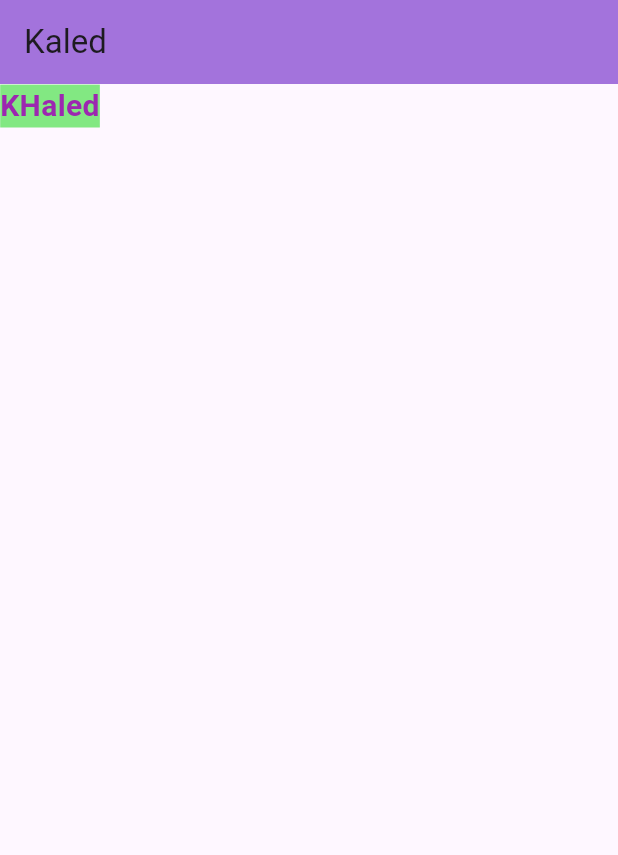
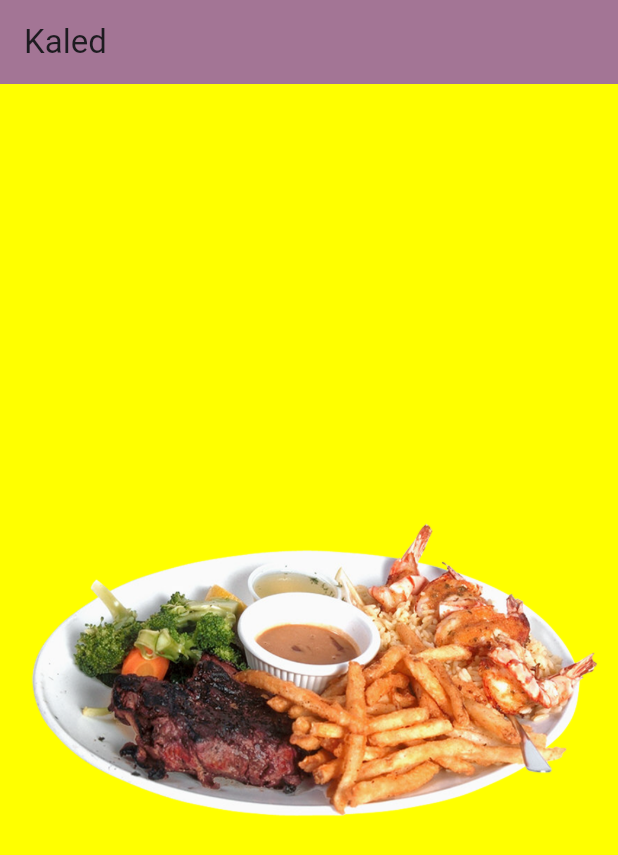
Before and after one commit to Khaled280-313/project, a Flutter app: the screen it shows after launch, on a phone screen of 412 x 824 dp. Shown: the top 855 px of the screen. Run offline on Flutter 3.47's test engine with Material 3 defaults, Android fonts, the phone set to English and light mode, and no system bars.

Commit message:
cheng color Scaffold and add Image

```diff
--- a/lib/main.dart
+++ b/lib/main.dart
@@ -11,18 +11,14 @@
   Widget build(BuildContext context) {
     return MaterialApp(
       home: Scaffold(
+        backgroundColor: Colors.yellowAccent,
         appBar: AppBar(
           title: const Text("Kaled"),
           backgroundColor: const Color.fromARGB(184, 128, 64, 207),
         ),
-        body: const Text(
-          "KHaled",
-          style: TextStyle(
-              color: Colors.purple,
-              fontSize: 20,
-              fontWeight: FontWeight.bold,
-              backgroundColor: Color.fromARGB(184, 82, 226, 82)),
-        ),
+        body: Center(
+          child: Image.asset("assets/images/breakfast.PNG"),
+        )
       ),
     );
   }
--- a/pubspec.yaml
+++ b/pubspec.yaml
@@ -59,8 +59,8 @@ flutter:
   uses-material-design: true
 
   # To add assets to your application, add an assets section, like this:
-  # assets:
-  #   - images/a_dot_burr.jpeg
+  assets:
+     - assets/images/breakfast.PNG
   #   - images/a_dot_ham.jpeg
 
   # An image asset can refer to one or more resolution-specific "variants", see
```
Also changed, not shown: assets/images/breakfast.PNG (added).
